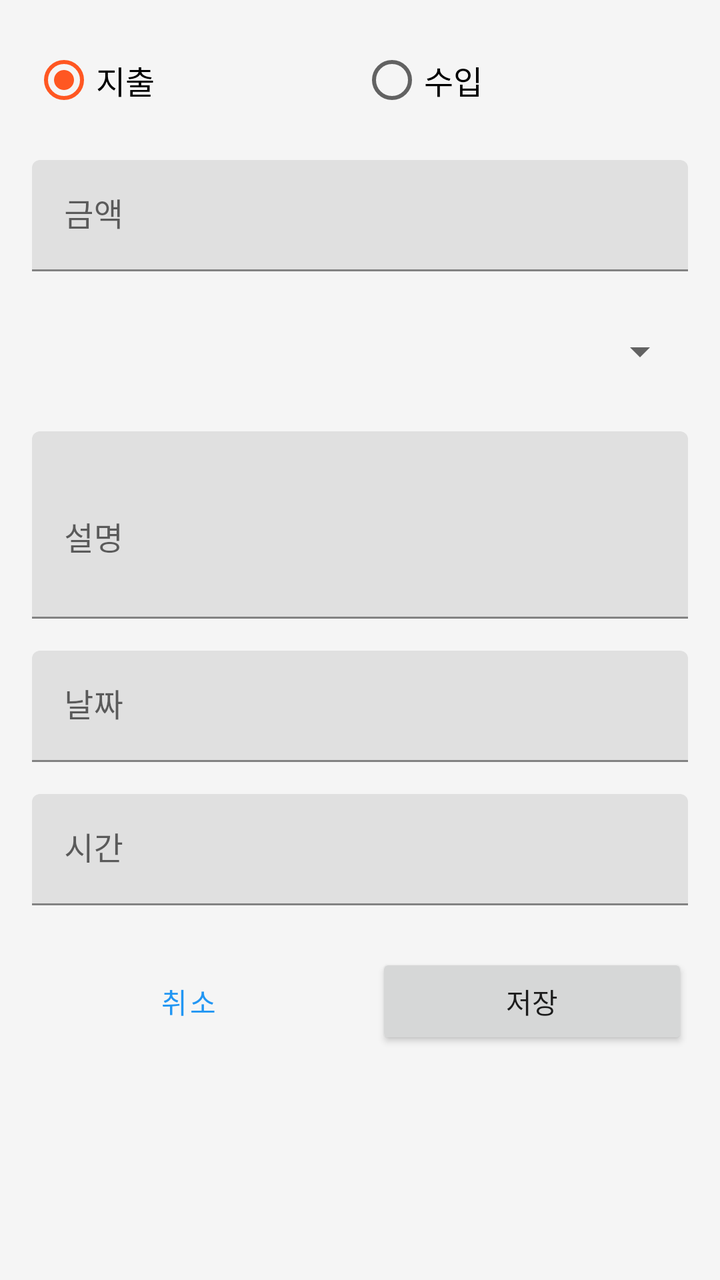
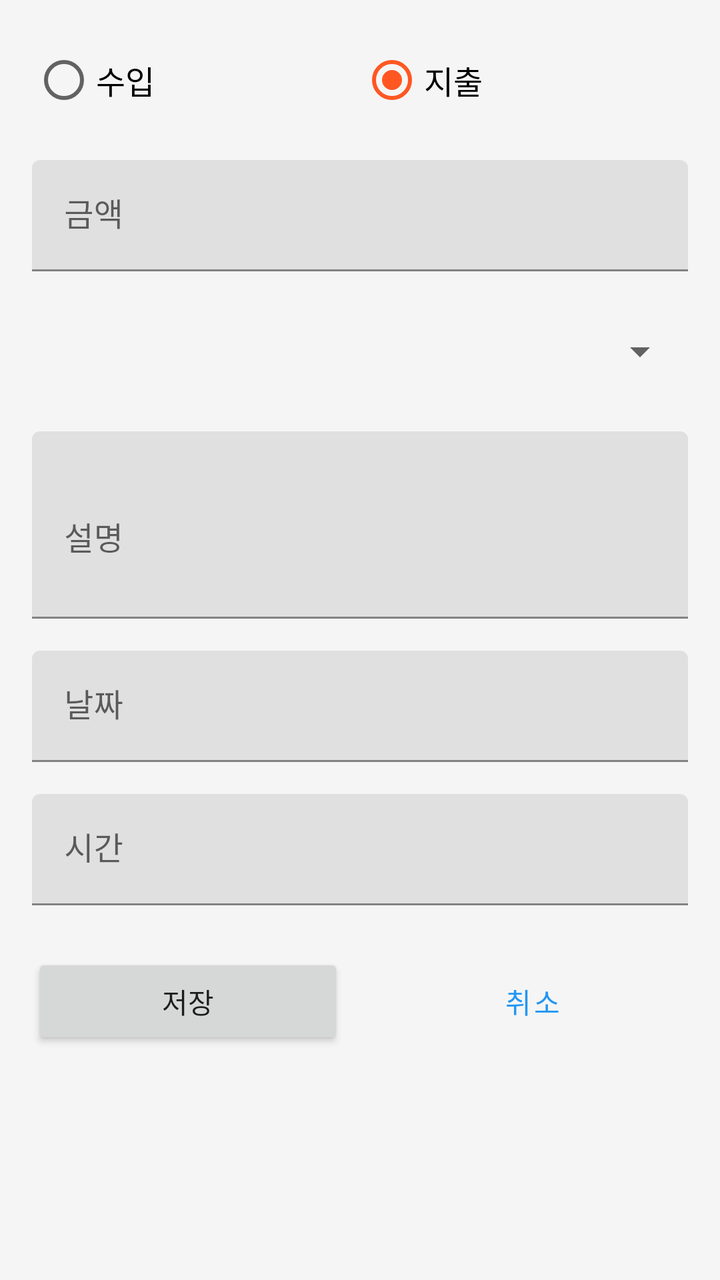

Screens rendered from an Android XML layout before and after an edit, with the pre-edit source and the edit as a unified diff.
<!-- AndroidManifest.xml: activity theme Theme.FinanceTracker.NoActionBar -->
<!-- res/layout/activity_add_transaction.xml -->
<?xml version="1.0" encoding="utf-8"?>
<ScrollView
    xmlns:android="http://schemas.android.com/apk/res/android"
    android:layout_width="match_parent"
    android:layout_height="match_parent"
    android:background="@color/background">

    <LinearLayout
        android:layout_width="match_parent"
        android:layout_height="wrap_content"
        android:orientation="vertical"
        android:padding="16dp">

        
        <RadioGroup
            android:id="@+id/typeRadioGroup"
            android:layout_width="match_parent"
            android:layout_height="wrap_content"
            android:orientation="horizontal"
            android:layout_marginBottom="16dp">

            <RadioButton
                android:id="@+id/expenseRadio"
                android:layout_width="0dp"
                android:layout_height="wrap_content"
                android:layout_weight="1"
                android:text="@string/expense"
                android:textSize="16sp"
                android:checked="true"/>

            <RadioButton
                android:id="@+id/incomeRadio"
                android:layout_width="0dp"
                android:layout_height="wrap_content"
                android:layout_weight="1"
                android:text="@string/income"
                android:textSize="16sp"/>
        </RadioGroup>

        
        <com.google.android.material.textfield.TextInputLayout
            android:layout_width="match_parent"
            android:layout_height="wrap_content"
            android:hint="@string/amount"
            android:layout_marginBottom="16dp">

            <com.google.android.material.textfield.TextInputEditText
                android:id="@+id/amountEditText"
                android:layout_width="match_parent"
                android:layout_height="wrap_content"
                android:inputType="number"/>
        </com.google.android.material.textfield.TextInputLayout>

        
        <com.google.android.material.textfield.TextInputLayout
            android:layout_width="match_parent"
            android:layout_height="wrap_content"
            android:hint="@string/category"
            android:layout_marginBottom="16dp">

            <Spinner
                android:id="@+id/categorySpinner"
                android:layout_width="match_parent"
                android:layout_height="wrap_content"
                android:minHeight="48dp"/>
        </com.google.android.material.textfield.TextInputLayout>

        
        <com.google.android.material.textfield.TextInputLayout
            android:layout_width="match_parent"
            android:layout_height="wrap_content"
            android:hint="@string/description"
            android:layout_marginBottom="16dp">

            <com.google.android.material.textfield.TextInputEditText
                android:id="@+id/descriptionEditText"
                android:layout_width="match_parent"
                android:layout_height="wrap_content"
                android:inputType="textMultiLine"
                android:minLines="3"/>
        </com.google.android.material.textfield.TextInputLayout>

        
        <com.google.android.material.textfield.TextInputLayout
            android:layout_width="match_parent"
            android:layout_height="wrap_content"
            android:hint="@string/date"
            android:layout_marginBottom="16dp">

            <com.google.android.material.textfield.TextInputEditText
                android:id="@+id/dateEditText"
                android:layout_width="match_parent"
                android:layout_height="wrap_content"
                android:focusable="false"
                android:clickable="true"
                android:inputType="none"/>
        </com.google.android.material.textfield.TextInputLayout>

        
        <com.google.android.material.textfield.TextInputLayout
            android:layout_width="match_parent"
            android:layout_height="wrap_content"
            android:hint="@string/time"
            android:layout_marginBottom="24dp">

            <com.google.android.material.textfield.TextInputEditText
                android:id="@+id/timeEditText"
                android:layout_width="match_parent"
                android:layout_height="wrap_content"
                android:focusable="false"
                android:clickable="true"
                android:inputType="none"/>
        </com.google.android.material.textfield.TextInputLayout>

        
        <LinearLayout
            android:layout_width="match_parent"
            android:layout_height="wrap_content"
            android:orientation="horizontal">

            <Button
                android:id="@+id/cancelButton"
                android:layout_width="0dp"
                android:layout_height="wrap_content"
                android:layout_weight="1"
                android:text="@string/cancel"
                android:layout_marginEnd="8dp"
                style="@style/Widget.MaterialComponents.Button.OutlinedButton"/>

            <Button
                android:id="@+id/saveButton"
                android:layout_width="0dp"
                android:layout_height="wrap_content"
                android:layout_weight="1"
                android:text="@string/save"
                android:layout_marginStart="8dp"/>
        </LinearLayout>
    </LinearLayout>
</ScrollView>
<!-- resources referenced by this layout -->
<resources>
  <color name="background">#F5F5F5</color>
  <string name="amount">금액</string>
  <string name="cancel">취소</string>
  <string name="category">카테고리</string>
  <string name="date">날짜</string>
  <string name="description">설명</string>
  <string name="expense">지출</string>
  <string name="income">수입</string>
  <string name="save">저장</string>
  <string name="time">시간</string>
  <style name="Theme.FinanceTracker.NoActionBar">
          <item name="windowActionBar">false</item>
          <item name="windowNoTitle">true</item>
      </style>
</resources>

<!-- the commit's change to res/layout/activity_add_transaction.xml (unified diff, before → after) -->
@@ -20,6 +20,14 @@
             android:layout_marginBottom="16dp">
 
             <RadioButton
+                android:id="@+id/incomeRadio"
+                android:layout_width="0dp"
+                android:layout_height="wrap_content"
+                android:layout_weight="1"
+                android:text="@string/income"
+                android:textSize="16sp"/>
+
+            <RadioButton
                 android:id="@+id/expenseRadio"
                 android:layout_width="0dp"
                 android:layout_height="wrap_content"
@@ -27,14 +35,6 @@
                 android:text="@string/expense"
                 android:textSize="16sp"
                 android:checked="true"/>
-
-            <RadioButton
-                android:id="@+id/incomeRadio"
-                android:layout_width="0dp"
-                android:layout_height="wrap_content"
-                android:layout_weight="1"
-                android:text="@string/income"
-                android:textSize="16sp"/>
         </RadioGroup>
 
         
@@ -119,21 +119,21 @@
             android:orientation="horizontal">
 
             <Button
+                android:id="@+id/saveButton"
+                android:layout_width="0dp"
+                android:layout_height="wrap_content"
+                android:layout_weight="1"
+                android:text="@string/save"
+                android:layout_marginEnd="8dp"/>
+
+            <Button
                 android:id="@+id/cancelButton"
                 android:layout_width="0dp"
                 android:layout_height="wrap_content"
                 android:layout_weight="1"
                 android:text="@string/cancel"
-                android:layout_marginEnd="8dp"
+                android:layout_marginStart="8dp"
                 style="@style/Widget.MaterialComponents.Button.OutlinedButton"/>
-
-            <Button
-                android:id="@+id/saveButton"
-                android:layout_width="0dp"
-                android:layout_height="wrap_content"
-                android:layout_weight="1"
-                android:text="@string/save"
-                android:layout_marginStart="8dp"/>
         </LinearLayout>
     </LinearLayout>
 </ScrollView>
